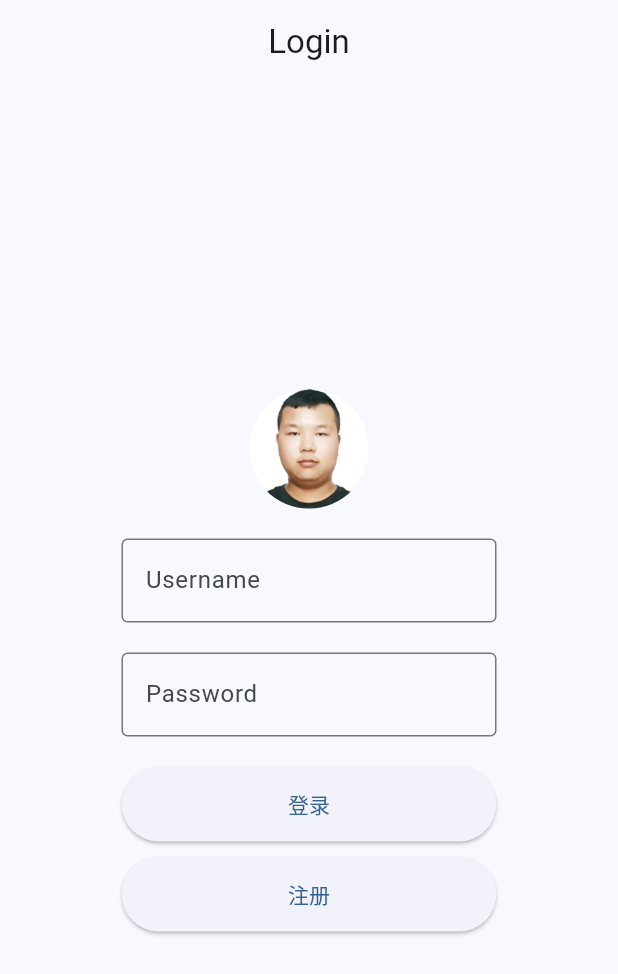
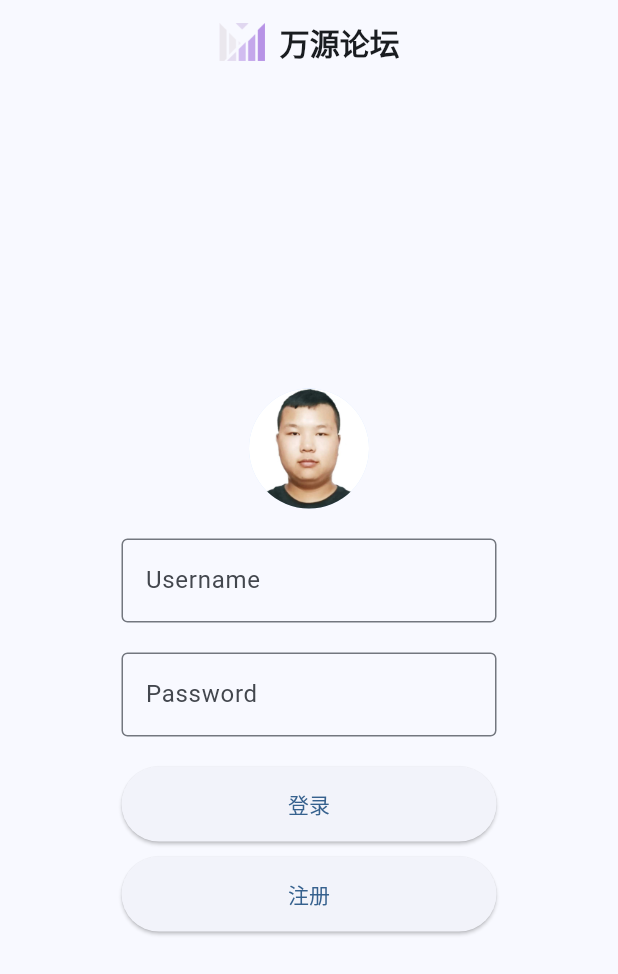
Before and after one commit to HangLee21/Mobile-Software-Development, a Flutter app: the screen it shows after launch, on a phone screen of 412 x 824 dp. Shown: the top 974 px of the screen. Run offline on Flutter 3.47's test engine with Material 3 defaults, Android fonts, the phone set to English and light mode, and no system bars; our stand-ins replace google_fonts, transparent_image.

Commit message:
login的logo

```diff
--- a/forum/lib/components/accountpagecard.dart
+++ b/forum/lib/components/accountpagecard.dart
@@ -6,12 +6,14 @@ Map iconDict = const {
   '收藏': Icons.star,
   '我的创作': Icons.edit,
   '我的关注': Icons.favorite_rounded,
+  '历史记录': Icons.history,
   '设置': Icons.settings,
 };
 Map colorDict =  {
   '收藏': Colors.yellow[600],
   '我的创作': Colors.blue,
   '我的关注': Colors.red,
+  '历史记录': Colors.black,
   '设置': Colors.grey,
 };
 
@@ -23,7 +25,7 @@ class AccountPageCard extends StatelessWidget{
 
     return Card(
       child: Container(
-          height: 50,
+          height: 70,
           child: InkWell(
             onTap: (){
 
--- a/forum/lib/pages/account.dart
+++ b/forum/lib/pages/account.dart
@@ -62,7 +62,8 @@ class AccountPage extends StatelessWidget{
             const AccountPageCard('收藏'),
             const AccountPageCard('我的创作'),
             const AccountPageCard('我的关注'),
-            const AccountPageCard('设置')
+            const AccountPageCard('历史记录'),
+            const AccountPageCard('设置'),
           ],
         )
     );
--- a/forum/lib/pages/login.dart
+++ b/forum/lib/pages/login.dart
@@ -1,18 +1,33 @@
 import 'package:flutter/material.dart';
+import 'package:forum/pages/signup.dart';
 import '../theme/theme_data.dart';
 import '../main.dart';
 import 'navigation.dart';
 
 class LoginLayout extends StatelessWidget{
+
   @override
   Widget build(BuildContext context){
+    final ThemeData theme = Theme.of(context);
     return Scaffold(
       appBar: AppBar(
-        title: const Center(
-          child: Text(
-            'Login'
-          )
-        )
+        title: Container(
+            child: Row(
+              mainAxisAlignment: MainAxisAlignment.center,
+              children: [
+                Container(
+                  height: 25,
+                  child: Image.asset('assets/images/logo_transparent.png'),
+                ),
+
+                const SizedBox(width: 10,),
+                const Text('万源论坛',style: TextStyle(
+                  fontSize: 20,
+                  fontWeight: FontWeight.bold,
+                ),)
+              ],
+            )
+        ),
       ),
       body: Center(
         child: Login(),
@@ -21,7 +36,14 @@ class LoginLayout extends StatelessWidget{
   }
 }
 
-class Login extends StatelessWidget{
+class Login extends StatefulWidget{
+  @override
+  State<StatefulWidget> createState() => _LoginState();
+}
+
+class _LoginState extends State<Login>{
+  String username = '';
+  String password = '';
   @override
   Widget build(BuildContext context) {
     return SizedBox(
@@ -35,42 +57,53 @@ class Login extends StatelessWidget{
               radius: 40,
             ),
             const SizedBox(height: 20),
-            const TextField(
+            TextField(
               textDirection: TextDirection.ltr,
               obscureText: false,
-              decoration: InputDecoration(
+              decoration: const InputDecoration(
                 border: OutlineInputBorder(),
                 labelText: 'Username',
               ),
+              onChanged: (str){
+                setState(() {
+                  username = str;
+                });
+              },
             ),
             const SizedBox(height: 20),
-            const TextField(
+            TextField(
               textDirection: TextDirection.ltr,
               obscureText: true,
-              decoration: InputDecoration(
+              decoration: const InputDecoration(
                 border: OutlineInputBorder(),
                 labelText: 'Password',
               ),
+              onChanged: (str){
+                setState(() {
+                  password = str;
+                });
+              },
             ),
             const SizedBox(height: 20),
             ElevatedButton(
                 onPressed: (){
+                  //TODO 登录
                   Navigator.of(context).push(MaterialPageRoute(builder: (context) => NavigationExample()));
                   },
-                child: const Text('登录'),
                 style: ButtonStyle(
                     minimumSize: MaterialStateProperty.all(Size(250, 50))
                 ),
+                child: const Text('登录'),
             ),
             const SizedBox(height: 10),
             ElevatedButton(
               onPressed: (){
-                Navigator.of(context).push(MaterialPageRoute(builder: (context) => NavigationExample()));
+                Navigator.of(context).push(MaterialPageRoute(builder: (context) => SignupLayout()));
               },
-              child: const Text('注册'),
               style: ButtonStyle(
                   minimumSize: MaterialStateProperty.all(Size(250, 50))
               ),
+              child: const Text('注册'),
             )
           ],
         ),
--- a/forum/pubspec.yaml
+++ b/forum/pubspec.yaml
@@ -50,10 +50,16 @@ dev_dependencies:
   animations: ^2.0.2
   flutter_gallery_assets: ^1.0.2
   transparent_image: ^2.0.1
+  flutter_launcher_icons: ^0.13.1
 # For information on the generic Dart part of this file, see the
 # following page: https://dart.dev/tools/pub/pubspec
 
 # The following section is specific to Flutter packages.
+flutter_icons:
+  android: "launcher_icon"
+  ios: true
+  image_path: "assets/images/favicon.png"
+
 flutter:
 
   # The following line ensures that the Material Icons font is
```
Also changed, not shown: forum/lib/pages/signup.dart (added, +156 -0 lines), forum/assets/images/favicon.png (added), forum/assets/images/logo_transparent.png (added), forum/pubspec.lock.
